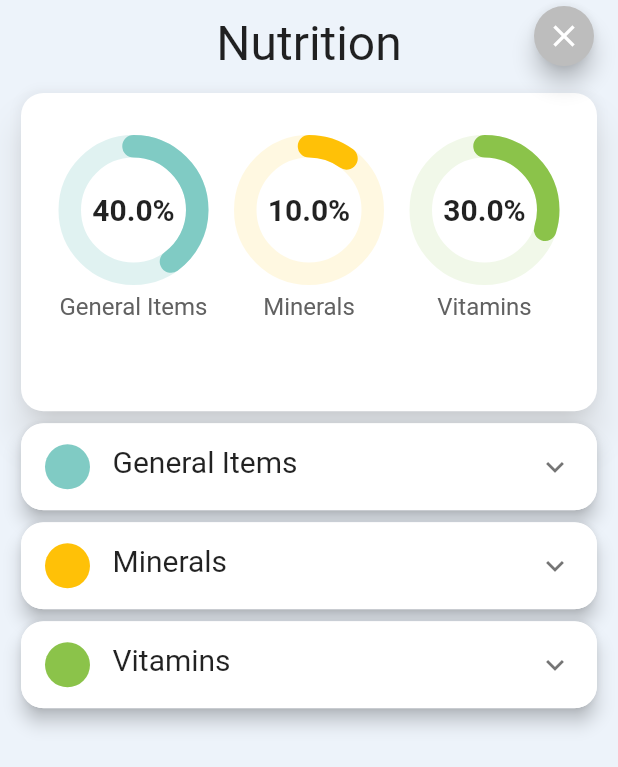
After one commit to Meshkat-Shadik/NutritiousApp, a Flutter app: the InformationScreen screen opened by its route, on a phone screen of 412 x 824 dp. The commit adds this screen. Shown: the top 767 px of the screen. Run offline on Flutter 3.47's test engine with Material 2 defaults, Android fonts, the phone set to English and light mode, and no system bars; drawn by our look-alikes of percent_indicator; our stand-ins replace animated_text_kit, auto_route, flutter_neumorphic, flutter_riverpod, flutter_svg, freezed_annotation and 3 more; missing offline and left inert: tflite; network calls fail.

Commit message:
information screen ui

```diff
--- a/lib/presentation/routes/router.dart
+++ b/lib/presentation/routes/router.dart
@@ -1,6 +1,7 @@
 import 'package:auto_route/auto_route.dart';
 import 'package:nutri_app/presentation/screens/home_screen.dart';
 import 'package:nutri_app/presentation/screens/image_preview_screen.dart';
+import 'package:nutri_app/presentation/screens/information_screen.dart';
 import 'package:nutri_app/presentation/screens/intro_screen.dart';
 import 'package:nutri_app/presentation/screens/splash_screen.dart';
 
@@ -10,6 +11,7 @@ import 'package:nutri_app/presentation/screens/splash_screen.dart';
     AutoRoute(page: IntroScreen),
     AutoRoute(page: HomeScreen),
     AutoRoute(page: ImagePreviewScreen),
+    AutoRoute(page: InformationScreen),
     // AutoRoute(page: InspectPage),
   ],
 )
--- a/lib/presentation/screens/image_preview_screen.dart
+++ b/lib/presentation/screens/image_preview_screen.dart
@@ -8,10 +8,12 @@ import 'package:google_fonts/google_fonts.dart';
 import 'package:image_picker/image_picker.dart';
 import 'package:nutri_app/infrastructure/model/nutrition_data.dart';
 import 'package:nutri_app/presentation/constants.dart';
+import 'package:nutri_app/presentation/routes/router.gr.dart';
 import 'package:nutri_app/presentation/widgets/custom_bottom_painter.dart';
 import 'package:nutri_app/presentation/widgets/scanner_widget.dart';
 import 'package:nutri_app/providers.dart';
 import 'package:tflite/tflite.dart';
+import 'package:auto_route/auto_route.dart';
 
 class ImagePreviewScreen extends ConsumerStatefulWidget {
   ImagePreviewScreen({
@@ -314,44 +316,44 @@ class _ImagePreviewScreenState extends ConsumerState<ImagePreviewScreen>
                               padding: const EdgeInsets.all(15.0),
                             ),
                             onPressed: () {
-                              ref.read(buttonStateProvider.state).state = false;
-                              nutritionData.maybeWhen(
+                              //ref.read(buttonStateProvider.state).state = false;
+                              /*nutritionData.maybeWhen(
                                   orElse: () => Container(),
                                   loading: () => Container(),
                                   success: (d) {
-                                    showDialog(
-                                        context: context,
-                                        builder: (BuildContext context) {
-                                          return AlertDialog(
-                                            content: SingleChildScrollView(
-                                              child: Column(
-                                                children: [
-                                                  Text('Name: $name'),
-                                                  Text(
-                                                      'Size: ${size!.toString()} g'),
-                                                  Text(
-                                                      'Calories: ${calories!.toString()} g'),
-                                                  Text(
-                                                      'Protein: ${protein!.toString()} g'),
-                                                  Text(
-                                                      'Carbohydrate: ${carbohydrate!.toString()} g'),
-                                                  Text(
-                                                      'Fiber: ${fiber!.toString()} g'),
-                                                  Text(
-                                                      'Cholesterol: ${cholesterol!.toString()} mg'),
-                                                  Text(
-                                                      'Fat Saturated: ${fatSaturated!.toString()} g'),
-                                                  Text(
-                                                      'Fat Total: ${fatTotal!.toString()} g'),
-                                                  Text(
-                                                      'Sodium: ${sodium!.toString()} mg'),
-                                                  Text(
-                                                      'Potassium: ${cholesterol!.toString()} Mg'),
-                                                ],
-                                              ),
-                                            ),
-                                          );
-                                        });
+                                    // showDialog(
+                                    //     context: context,
+                                    //     builder: (BuildContext context) {
+                                    //       return AlertDialog(
+                                    //         content: SingleChildScrollView(
+                                    //           child: Column(
+                                    //             children: [
+                                    //               Text('Name: $name'),
+                                    //               Text(
+                                    //                   'Size: ${size!.toString()} g'),
+                                    //               Text(
+                                    //                   'Calories: ${calories!.toString()} g'),
+                                    //               Text(
+                                    //                   'Protein: ${protein!.toString()} g'),
+                                    //               Text(
+                                    //                   'Carbohydrate: ${carbohydrate!.toString()} g'),
+                                    //               Text(
+                                    //                   'Fiber: ${fiber!.toString()} g'),
+                                    //               Text(
+                                    //                   'Cholesterol: ${cholesterol!.toString()} mg'),
+                                    //               Text(
+                                    //                   'Fat Saturated: ${fatSaturated!.toString()} g'),
+                                    //               Text(
+                                    //                   'Fat Total: ${fatTotal!.toString()} g'),
+                                    //               Text(
+                                    //                   'Sodium: ${sodium!.toString()} mg'),
+                                    //               Text(
+                                    //                   'Potassium: ${cholesterol!.toString()} Mg'),
+                                    //             ],
+                                    //           ),
+                                    //         ),
+                                    //       );
+                                    //     });
                                     /*
                                         title: Text(
                                               nutritionData.maybeMap(
@@ -362,7 +364,8 @@ class _ImagePreviewScreenState extends ConsumerState<ImagePreviewScreen>
                                               ),
                                             ),
                                         */
-                                  });
+                                  });*/
+                              context.router.push(InformationScreenRoute());
                             },
                             child: Text(
                               'View',
--- /dev/null
+++ b/lib/presentation/screens/information_screen.dart
@@ -0,0 +1,219 @@
+import 'package:flutter/material.dart';
+import 'package:flutter_riverpod/flutter_riverpod.dart';
+import 'package:google_fonts/google_fonts.dart';
+import 'package:nutri_app/presentation/constants.dart';
+import 'package:auto_route/auto_route.dart';
+import 'package:percent_indicator/circular_percent_indicator.dart';
+
+class InformationScreen extends ConsumerStatefulWidget {
+  const InformationScreen({Key? key}) : super(key: key);
+
+  @override
+  _InformationScreenState createState() => _InformationScreenState();
+}
+
+class _InformationScreenState extends ConsumerState<InformationScreen> {
+  // bool isExpandG = false;
+
+  @override
+  Widget build(BuildContext context) {
+    double height = MediaQuery.of(context).size.height;
+    return SafeArea(
+      child: Scaffold(
+        floatingActionButton: FloatingActionButton(
+          onPressed: () {
+            context.router.pop();
+          },
+          mini: true,
+          backgroundColor: Colors.grey[400],
+          child: Icon(Icons.close),
+        ),
+        floatingActionButtonLocation: FloatingActionButtonLocation.miniEndTop,
+        backgroundColor: secondaryGreyColor,
+        body: SingleChildScrollView(
+          physics: BouncingScrollPhysics(),
+          child: Padding(
+            padding: const EdgeInsets.all(10.0),
+            child: Column(
+              children: [
+                Text(
+                  "Nutrition",
+                  style: GoogleFonts.breeSerif(fontSize: 32),
+                ),
+                SizedBox(height: 10),
+                Card(
+                  elevation: 10,
+                  shape: RoundedRectangleBorder(
+                    borderRadius: BorderRadius.circular(15.0),
+                  ),
+                  shadowColor: Colors.grey[100],
+                  child: Padding(
+                    padding: EdgeInsets.all(8.0),
+                    child: Container(
+                      height: height / 4.2,
+                      child: Column(
+                        children: [
+                          SizedBox(height: 20),
+                          Row(
+                            mainAxisAlignment: MainAxisAlignment.spaceEvenly,
+                            children: [
+                              // Text('Hello'),
+                              CircleChart(
+                                title: 'General Items',
+                                percent: 40,
+                                deepColor: Colors.teal.shade200,
+                                shadeColor: Colors.teal.shade50,
+                              ),
+                              CircleChart(
+                                title: 'Minerals',
+                                percent: 10,
+                                deepColor: Colors.amber,
+                                shadeColor: Colors.amber.shade50,
+                              ),
+                              CircleChart(
+                                title: 'Vitamins',
+                                percent: 30,
+                                deepColor: Colors.lightGreen,
+                                shadeColor: Colors.lightGreen.shade50,
+                              ),
+                            ],
+                          ),
+                        ],
+                      ),
+                    ),
+                  ),
+                ),
+                DetailItem(
+                  title: 'General Items',
+                  tColor: Colors.teal.shade200,
+                  loopMax: 12,
+                ),
+                DetailItem(
+                  title: 'Minerals',
+                  tColor: Colors.amber,
+                  loopMax: 8,
+                ),
+                DetailItem(
+                  title: 'Vitamins',
+                  tColor: Colors.lightGreen,
+                  loopMax: 9,
+                ),
+              ],
+            ),
+          ),
+        ),
+      ),
+    );
+  }
+}
+
+class DetailItem extends StatelessWidget {
+  const DetailItem({
+    Key? key,
+    required this.title,
+    required this.tColor,
+    required this.loopMax,
+  }) : super(key: key);
+  final String title;
+  final Color tColor;
+  final int loopMax;
+
+  @override
+  Widget build(BuildContext context) {
+    return Card(
+      elevation: 5,
+      shape: RoundedRectangleBorder(
+        borderRadius: BorderRadius.circular(15),
+      ),
+      child: ClipRRect(
+        borderRadius: BorderRadius.circular(15),
+        child: ExpansionTile(
+          textColor: Colors.black,
+          title: Container(
+            child: Row(
+              textBaseline: TextBaseline.ideographic,
+              crossAxisAlignment: CrossAxisAlignment.baseline,
+              children: [
+                CircleAvatar(
+                  backgroundColor: tColor,
+                  radius: 15,
+                ),
+                SizedBox(width: 15),
+                Text(
+                  title,
+                  style: GoogleFonts.breeSerif(fontSize: 20),
+                )
+              ],
+            ),
+          ),
+          expandedAlignment: Alignment.centerLeft,
+          collapsedBackgroundColor: Colors.white,
+          childrenPadding:
+              const EdgeInsets.symmetric(horizontal: 20, vertical: 5),
+          children: [
+            for (int i = 0; i < loopMax; i++)
+              Text(
+                'General Items',
+                style: GoogleFonts.breeSerif(fontSize: 20),
+              ),
+            // Text(
+            //   'General Items',
+            //   style: GoogleFonts.breeSerif(fontSize: 20),
+            // ),
+          ],
+        ),
+      ),
+    );
+  }
+}
+
+class CircleChart extends StatelessWidget {
+  const CircleChart({
+    Key? key,
+    required this.title,
+    required this.percent,
+    required this.deepColor,
+    required this.shadeColor,
+  }) : super(key: key);
+
+  final String title;
+  final double percent;
+  final Color deepColor;
+  final Color shadeColor;
+
+  @override
+  Widget build(BuildContext context) {
+    return Column(
+      children: [
+        CircularPercentIndicator(
+          radius: 100.0,
+          lineWidth: 15.0,
+          percent: percent / 100,
+          circularStrokeCap: CircularStrokeCap.round,
+          center: Column(
+            mainAxisAlignment: MainAxisAlignment.center,
+            children: [
+              Text(
+                '${percent.toString()}%',
+                style: GoogleFonts.breeSerif(
+                  fontSize: 20,
+                  fontWeight: FontWeight.bold,
+                ),
+              ),
+            ],
+          ),
+          progressColor: deepColor,
+          backgroundColor: shadeColor,
+        ),
+        SizedBox(height: 5),
+        Text(
+          title,
+          style: GoogleFonts.breeSerif(
+            color: Colors.grey[700],
+            fontSize: 16,
+          ),
+        ),
+      ],
+    );
+  }
+}
--- a/lib/providers.dart
+++ b/lib/providers.dart
@@ -23,3 +23,5 @@ final buttonStateProvider = StateProvider<bool>((ref) {
 //   final httpClient = ref.read(nutritionClientProvider);
 //   return httpClient.getNutritionData(name);
 // });
+
+//final currentInfo = Provider
--- a/pubspec.yaml
+++ b/pubspec.yaml
@@ -32,6 +32,7 @@ dependencies:
   tflite: ^1.1.2
   freezed_annotation: ^0.14.2
   flutter_riverpod: ^1.0.0-dev.2
+  percent_indicator: "^3.4.0"
   http: ^0.13.3
   auto_route:
     git:
```
Also changed, not shown: lib/infrastructure/model/nutrition_data_v2.g.dart, lib/presentation/routes/router.gr.dart, pubspec.lock.
